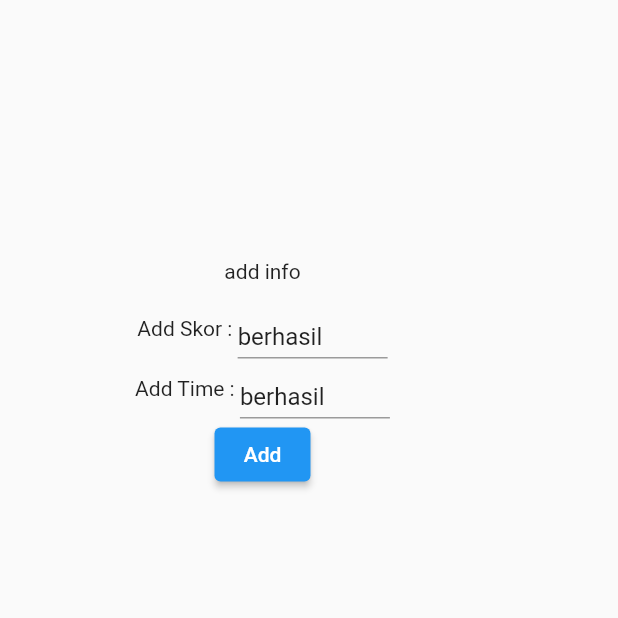
After one commit to cybaric/xyz, a Flutter app: the AddInfo screen opened directly, after a tap on "Add", on a phone screen of 412 x 824 dp, the top half of it. The commit adds this screen. Run offline on Flutter 3.47's test engine with Material 2 defaults, Android fonts, the phone set to English and light mode, and no system bars; our stand-ins replace cloud_firestore, firebase_core; accounts and stored records are empty.

Commit message:
crud update

```diff
--- a/lib/main.dart
+++ b/lib/main.dart
@@ -1,7 +1,6 @@
 import 'package:firebase_core/firebase_core.dart';
 import 'package:flutter/material.dart';
 import 'package:xyz/view/xyz_view.dart';
-
 void main() async{
   WidgetsFlutterBinding.ensureInitialized();
   await Firebase.initializeApp();
--- /dev/null
+++ b/lib/view/add_info.dart
@@ -0,0 +1,65 @@
+import 'package:cloud_firestore/cloud_firestore.dart';
+import 'package:flutter/material.dart';
+
+class AddInfo extends StatefulWidget {
+  @override
+  _AddInfoState createState() => _AddInfoState();
+}
+
+class _AddInfoState extends State<AddInfo> {
+  FirebaseFirestore firestore = FirebaseFirestore.instance;
+
+  @override
+  Widget build(BuildContext context) {
+    CollectionReference info = firestore.collection('info');
+    TextEditingController controllerAddSkor = TextEditingController();
+    TextEditingController controllerAddTime = TextEditingController();
+
+    return Scaffold(
+      body: Container(
+        width: 350,
+        height: 500,
+        child: Column(mainAxisAlignment: MainAxisAlignment.center, children: [
+          Text('add info'),
+          SizedBox(
+            height: 10,
+          ),
+          Row(mainAxisAlignment: MainAxisAlignment.center,
+            children: [
+              Text('Add Skor : '),
+              Container(
+                height: 40,
+                width: 100,
+                child: TextField(
+                  controller: controllerAddSkor,
+                ),
+              )
+            ],
+          ),
+          Row(mainAxisAlignment: MainAxisAlignment.center,
+            children: [
+              Text('Add Time : '),
+              Container(
+                height: 40,
+                width: 100,
+                child: TextField(
+                  controller: controllerAddTime,
+                ),
+              ),
+            ],
+          ),
+          ElevatedButton(
+              onPressed: () {
+                info.add({
+                  'skor': controllerAddSkor.text,
+                  'time': controllerAddTime.text
+                });
+                controllerAddSkor.text = 'berhasil';
+                controllerAddTime.text = 'berhasil';
+              },
+              child: Text('Add'))
+        ]),
+      ),
+    );
+  }
+}
--- a/lib/view/view_info.dart
+++ b/lib/view/view_info.dart
@@ -1,25 +1,71 @@
 import 'package:cloud_firestore/cloud_firestore.dart';
 import 'package:flutter/material.dart';
 
+import 'add_info.dart';
+
 class ViewInfo {
+  CollectionReference info = FirebaseFirestore.instance.collection('info');
+
   ListView dataInfo(
       AsyncSnapshot<QuerySnapshot<Map<String, dynamic>>> snapshotInfo) {
     return ListView.builder(
       itemCount: snapshotInfo.data!.docs.length,
       itemBuilder: (context, index) {
-        return Container(
-          height: 500,
-          child: Column(
-            mainAxisAlignment: MainAxisAlignment.spaceAround,
-            children: [
-              Text(snapshotInfo.data!.docs[index].data()['skor'].toString()),
-              Text(snapshotInfo.data!.docs[index]
-                  .data()['waktu gol']
-                  .toString()),
-            ],
-          ),
+        return Column(
+          children: [
+            card(snapshotInfo, index),
+            SizedBox(
+              height: 5,
+            ),
+            if (index == snapshotInfo.data!.docs.length - 1)
+              elevatedButton(context),
+          ],
         );
       },
     );
   }
+
+  ElevatedButton elevatedButton(BuildContext context) {
+    return ElevatedButton(
+        onPressed: () {
+          Navigator.push(context, MaterialPageRoute(builder: (context) {
+            return AddInfo();
+          }));
+        },
+        child: Text('Add Info'));
+  }
+
+  Card card(AsyncSnapshot<QuerySnapshot<Map<String, dynamic>>> snapshotInfo,
+      int index) {
+    return Card(
+      child: Container(
+        width: 300,
+        padding: EdgeInsets.all(5),
+        child: Row(
+          mainAxisAlignment: MainAxisAlignment.spaceBetween,
+          children: [if (snapshotInfo.data!.docs[index].data()['skor'] != '0000') // data awal agar button add muncul
+            Column(
+              children: [
+
+                  Text('Skor Akhir : ' +
+                      snapshotInfo.data!.docs[index].data()['skor'].toString()),
+
+                  Text('Waktu Gol Pertama : ' +
+                      snapshotInfo.data!.docs[index].data()['time'].toString()),
+              ],
+            ),
+            if (snapshotInfo.data!.docs[index].data()['skor'] != '0000')
+              GestureDetector(
+                  onTap: () {
+                    info.doc(snapshotInfo.data!.docs[index].id).delete();
+                  },
+                  child: Icon(
+                    Icons.delete_forever,
+                    color: Colors.pinkAccent,
+                  ))
+          ],
+        ),
+      ),
+    );
+  }
 }
--- a/lib/view/xyz_view.dart
+++ b/lib/view/xyz_view.dart
@@ -1,8 +1,6 @@
 import 'package:cloud_firestore/cloud_firestore.dart';
-import 'package:firebase_core/firebase_core.dart';
 import 'package:flutter/material.dart';
 import 'package:xyz/view/view_info.dart';
-import 'package:xyz/view/view_pemain.dart';
 import 'package:xyz/view/view_team.dart';
 
 class XyzView extends StatefulWidget {
@@ -11,10 +9,11 @@ class XyzView extends StatefulWidget {
 }
 
 class _XyzViewState extends State<XyzView> {
+
   FirebaseFirestore firestore = FirebaseFirestore.instance;
 
   Stream<QuerySnapshot<Map<String, dynamic>>> collectionStreamInfo =
-      FirebaseFirestore.instance.collection('info').snapshots();
+      FirebaseFirestore.instance.collection('info').orderBy('skor').snapshots();
 
   Stream<QuerySnapshot<Map<String, dynamic>>> collectionStreamTeam =
       FirebaseFirestore.instance.collection('team').snapshots();
@@ -22,14 +21,11 @@ class _XyzViewState extends State<XyzView> {
   Stream<QuerySnapshot<Map<String, dynamic>>> collectionStreamPemain =
       FirebaseFirestore.instance.collection('pemain').snapshots();
 
-
-
   @override
   Widget build(BuildContext context) {
     //FirebaseFirestore firebaseFirestore = FirebaseFirestore.instance;
     CollectionReference data = firestore.collection('team');
     TextEditingController controller = TextEditingController();
-
 
     return MaterialApp(
       debugShowCheckedModeBanner: false,
@@ -48,13 +44,14 @@ class _XyzViewState extends State<XyzView> {
               children: [
                 StreamBuilder<QuerySnapshot<Map<String, dynamic>>>(
                   stream: collectionStreamInfo,
-                  builder: (context, snapshotInfo) {
+                  builder: (_, snapshotInfo) {
                     return ViewInfo().dataInfo(snapshotInfo);
                   },
                 ),
+
                 StreamBuilder<QuerySnapshot<Map<String, dynamic>>>(
                   stream: collectionStreamTeam,
-                  builder: (context, snapshotTeam) {
+                  builder: (_, snapshotTeam) {
                     return ViewTeam().dataTeam(snapshotTeam);
                   },
                 ),
@@ -69,11 +66,10 @@ class _XyzViewState extends State<XyzView> {
                           ),
                           ElevatedButton(
                               onPressed: () {
-                              data.add({'info':controller.text}) ;
-                              controller.text = '';
+                                data.add({'info': controller.text});
+                                controller.text = '';
                               },
                               child: Text('buat')),
-
                         ],
                       ),
                     ),
```
